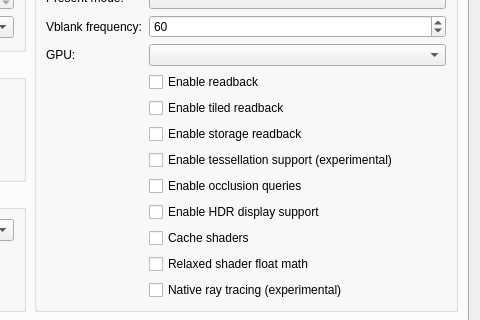
KytyPS5/KytyPS5, file src/launcher/forms/configuration_edit_dialog.ui: the form before one commit; both pictures show x 420 to 900 and y 116 to 436 of the 900 by 909 pixel window.
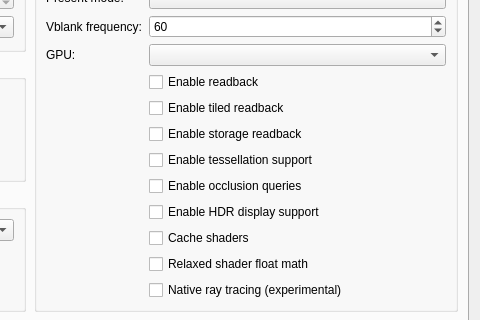
The form after the commit. Custom widgets are drawn as their Qt base class.

Commit message:
graphics: draw tessellation patches by default
GTA V (PPSA04263) tessellates the trunks of trees near the camera. With
patches skipped by default, a tree's trunk disappeared when walking up to
it and came back at a distance, where the game draws an untessellated
model. Its tessellation programs now translate, so draw patches unless
--no-tessellation is passed. The launcher passes --no-tessellation when its checkbox is
off and enables it in new configurations.

What changed in the file:
```diff
--- a/src/launcher/forms/configuration_edit_dialog.ui
+++ b/src/launcher/forms/configuration_edit_dialog.ui
@@ -181,8 +181,8 @@
             </item>
             <item row="8" column="1">
              <widget class="QCheckBox" name="checkBox_tessellation">
-              <property name="toolTip"><string>Draw tessellated geometry. Disabled by default; unsupported tessellation may cause crashes.</string></property>
-              <property name="text"><string>Enable tessellation support (experimental)</string></property>
+              <property name="toolTip"><string>Draw tessellated geometry, such as GTA V's nearby tree trunks. Unsupported tessellation shaders may cause crashes.</string></property>
+              <property name="text"><string>Enable tessellation support</string></property>
              </widget>
             </item>
             <item row="9" column="1">
```
The commit also changes 4 other files.
